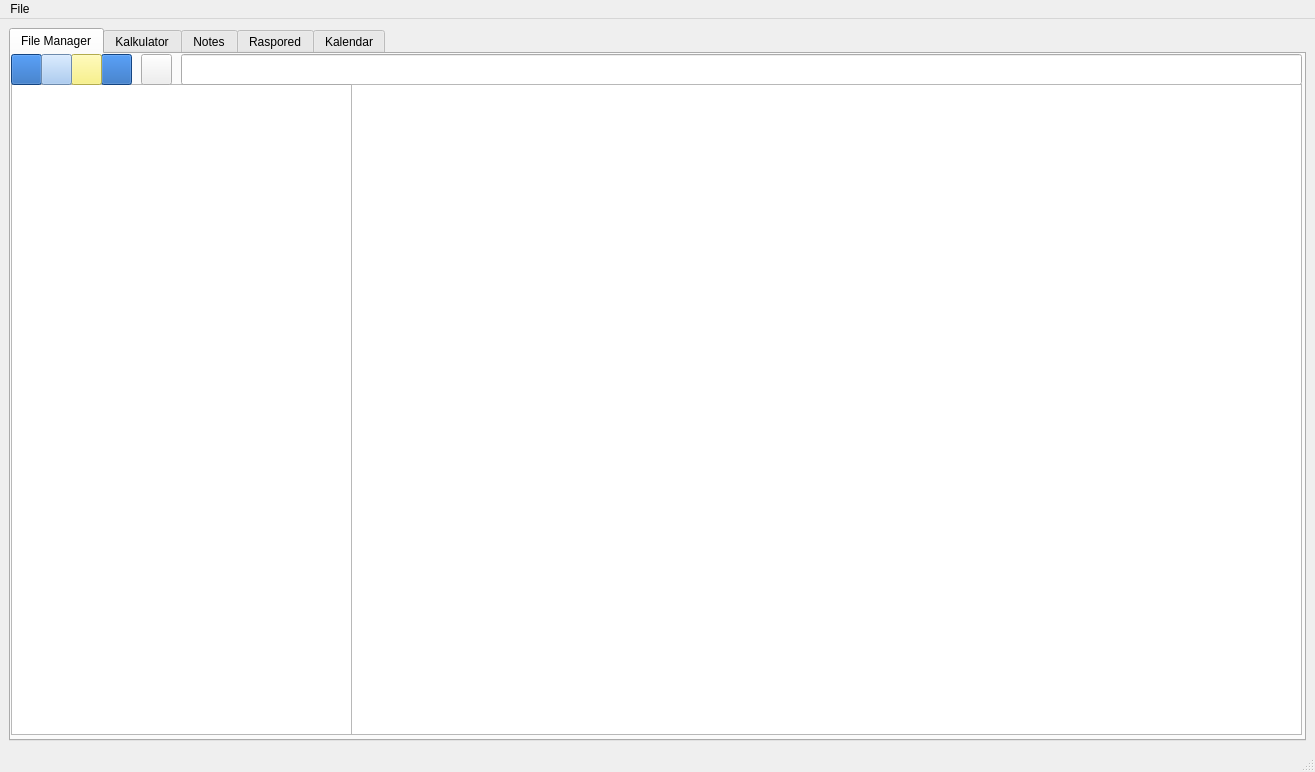
This is matfHub/mainwindow.ui in milalukic/matfHub as Qt 5 draws it before an edit. The edited form follows.
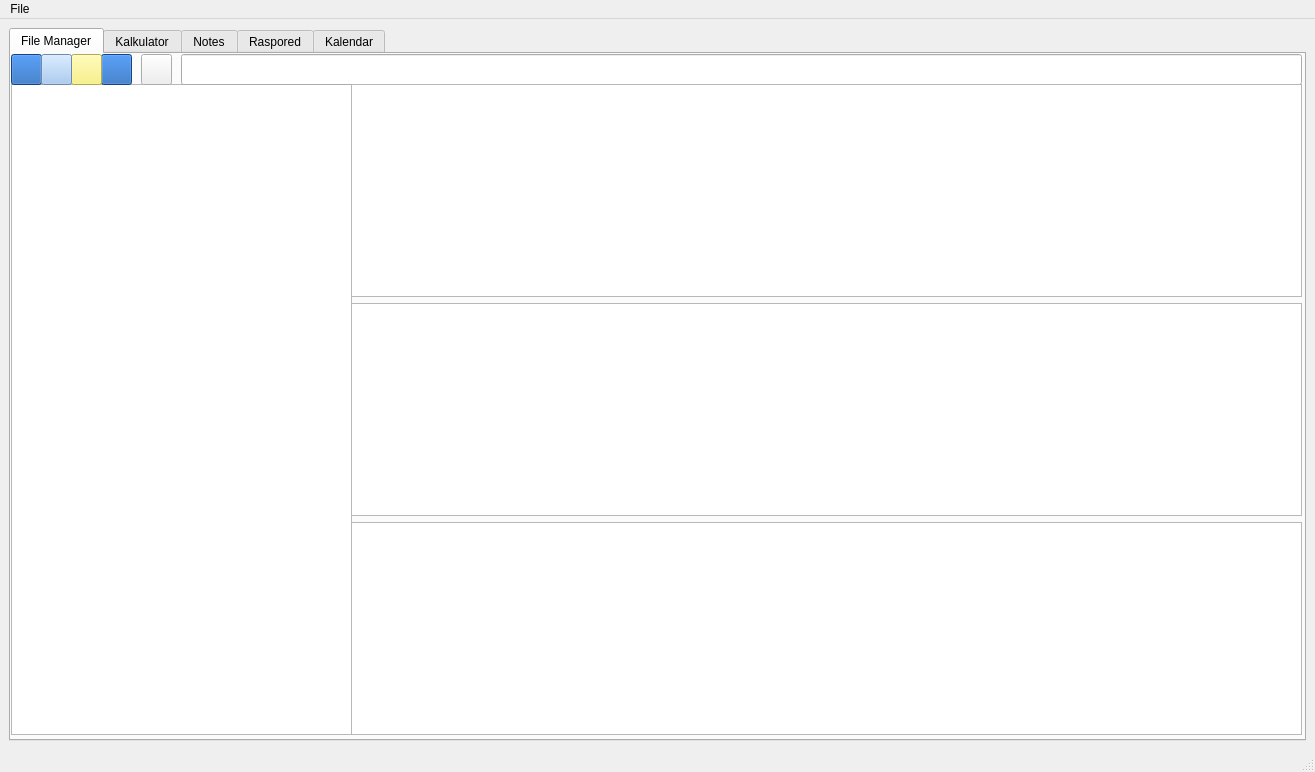
This is the edited form. The open tabs and pages were chosen to show the change. Icons and pictures are not drawn.

Commit message: ...jer borbu ne biram po tome kakva ocena me ceka vec po tome koliko spageta imam u svom kodu. Podesena tri pogleda, nisu nasminkani za proslavu nove godine ali jesu za izlazak na kafu sa drugaricama.

What changed in the file:
```diff
--- a/matfHub/mainwindow.ui
+++ b/matfHub/mainwindow.ui
@@ -1924,7 +1924,7 @@
           <normaloff>.</normaloff>.</iconset>
         </property>
        </widget>
-       <widget class="QStackedWidget" name="stackedWidgetFileView">
+       <widget class="QWidget" name="verticalLayoutWidget_2">
         <property name="geometry">
          <rect>
           <x>340</x>
@@ -1933,45 +1933,29 @@
           <height>651</height>
          </rect>
         </property>
-        <widget class="QWidget" name="page_4">
-         <widget class="QTableView" name="detailsFileView">
-          <property name="geometry">
-           <rect>
-            <x>0</x>
-            <y>0</y>
-            <width>951</width>
-            <height>651</height>
-           </rect>
-          </property>
-          <property name="contextMenuPolicy">
-           <enum>Qt::CustomContextMenu</enum>
-          </property>
-         </widget>
-        </widget>
-        <widget class="QWidget" name="page_5">
-         <widget class="QListView" name="listFileView">
-          <property name="geometry">
-           <rect>
-            <x>0</x>
-            <y>0</y>
-            <width>951</width>
-            <height>651</height>
-           </rect>
-          </property>
-         </widget>
-        </widget>
-        <widget class="QWidget" name="page_6">
-         <widget class="QTableView" name="thumbnailsFileView">
-          <property name="geometry">
-           <rect>
-            <x>0</x>
-            <y>0</y>
-            <width>951</width>
-            <height>651</height>
-           </rect>
-          </property>
-         </widget>
-        </widget>
+        <layout class="QVBoxLayout" name="fileViewLayout">
+         <item>
+          <widget class="QListView" name="listFileView">
+           <property name="contextMenuPolicy">
+            <enum>Qt::CustomContextMenu</enum>
+           </property>
+          </widget>
+         </item>
+         <item>
+          <widget class="QListView" name="thumbnailsFileView">
+           <property name="contextMenuPolicy">
+            <enum>Qt::CustomContextMenu</enum>
+           </property>
+          </widget>
+         </item>
+         <item>
+          <widget class="QTableView" name="detailsFileView">
+           <property name="contextMenuPolicy">
+            <enum>Qt::CustomContextMenu</enum>
+           </property>
+          </widget>
+         </item>
+        </layout>
        </widget>
       </widget>
       <widget class="QWidget" name="KalkulatorTab">
```
Left out of the diff: 2 changed lines with no effect on the pictures. The commit also changes 2 other files.
